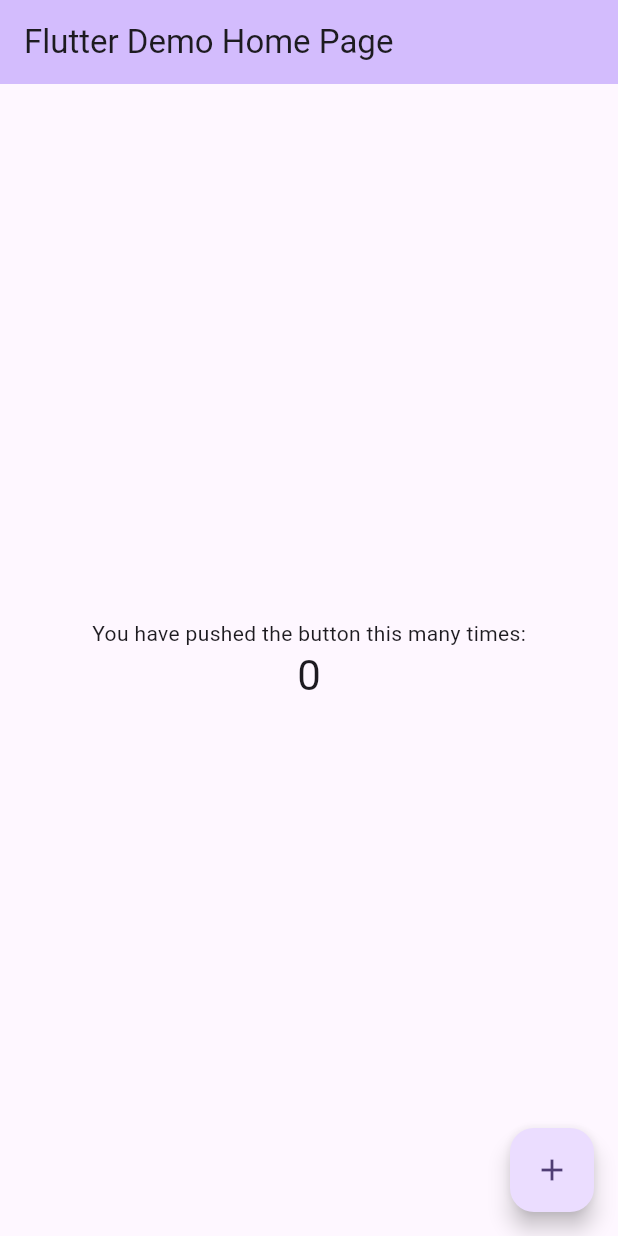
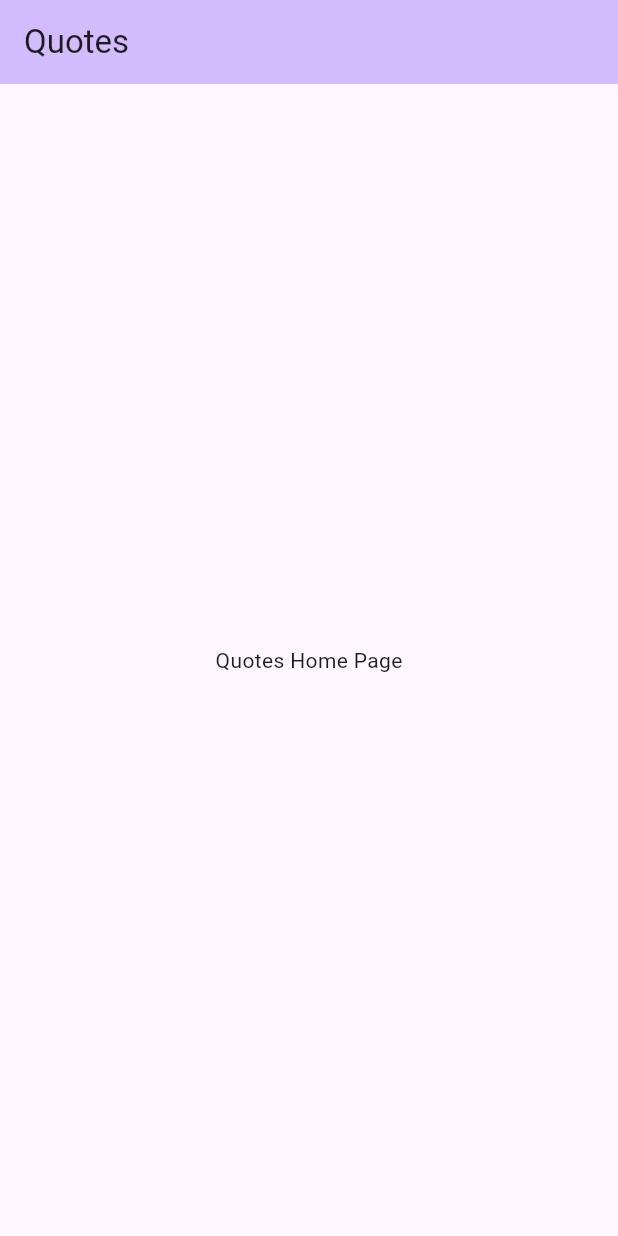
Before and after one commit to ppalancica/quotes_app, a Flutter app: the screen it shows after launch, on a phone screen of 412 x 824 dp. Run offline on Flutter 3.47's test engine with Material 3 defaults, Android fonts, the phone set to English and light mode, and no system bars; our stand-ins replace connectivity_plus.

Commit message:
Some refactoring and cleanups in main.dart and test file

```diff
--- a/lib/main.dart
+++ b/lib/main.dart
@@ -1,122 +1,51 @@
 import 'package:flutter/material.dart';
 
 void main() {
-  runApp(const MyApp());
+  runApp(const QuotesApp());
 }
 
-class MyApp extends StatelessWidget {
-  const MyApp({super.key});
+class QuotesApp extends StatelessWidget {
+  const QuotesApp({super.key});
 
   // This widget is the root of your application.
   @override
   Widget build(BuildContext context) {
     return MaterialApp(
-      title: 'Flutter Demo',
+      title: 'Quotes App Demo',
       theme: ThemeData(
-        // This is the theme of your application.
-        //
-        // TRY THIS: Try running your application with "flutter run". You'll see
-        // the application has a purple toolbar. Then, without quitting the app,
-        // try changing the seedColor in the colorScheme below to Colors.green
-        // and then invoke "hot reload" (save your changes or press the "hot
-        // reload" button in a Flutter-supported IDE, or press "r" if you used
-        // the command line to start the app).
-        //
-        // Notice that the counter didn't reset back to zero; the application
-        // state is not lost during the reload. To reset the state, use hot
-        // restart instead.
-        //
-        // This works for code too, not just values: Most code changes can be
-        // tested with just a hot reload.
         colorScheme: ColorScheme.fromSeed(seedColor: Colors.deepPurple),
       ),
-      home: const MyHomePage(title: 'Flutter Demo Home Page'),
+      home: const QuotesHomePage(title: 'Quotes'),
     );
   }
 }
 
-class MyHomePage extends StatefulWidget {
-  const MyHomePage({super.key, required this.title});
-
-  // This widget is the home page of your application. It is stateful, meaning
-  // that it has a State object (defined below) that contains fields that affect
-  // how it looks.
-
-  // This class is the configuration for the state. It holds the values (in this
-  // case the title) provided by the parent (in this case the App widget) and
-  // used by the build method of the State. Fields in a Widget subclass are
-  // always marked "final".
+class QuotesHomePage extends StatefulWidget {
+  const QuotesHomePage({super.key, required this.title});
 
   final String title;
 
   @override
-  State<MyHomePage> createState() => _MyHomePageState();
+  State<QuotesHomePage> createState() => _QuotesHomePageState();
 }
 
-class _MyHomePageState extends State<MyHomePage> {
-  int _counter = 0;
-
-  void _incrementCounter() {
-    setState(() {
-      // This call to setState tells the Flutter framework that something has
-      // changed in this State, which causes it to rerun the build method below
-      // so that the display can reflect the updated values. If we changed
-      // _counter without calling setState(), then the build method would not be
-      // called again, and so nothing would appear to happen.
-      _counter++;
-    });
-  }
+class _QuotesHomePageState extends State<QuotesHomePage> {
 
   @override
   Widget build(BuildContext context) {
-    // This method is rerun every time setState is called, for instance as done
-    // by the _incrementCounter method above.
-    //
-    // The Flutter framework has been optimized to make rerunning build methods
-    // fast, so that you can just rebuild anything that needs updating rather
-    // than having to individually change instances of widgets.
     return Scaffold(
       appBar: AppBar(
-        // TRY THIS: Try changing the color here to a specific color (to
-        // Colors.amber, perhaps?) and trigger a hot reload to see the AppBar
-        // change color while the other colors stay the same.
         backgroundColor: Theme.of(context).colorScheme.inversePrimary,
-        // Here we take the value from the MyHomePage object that was created by
-        // the App.build method, and use it to set our appbar title.
         title: Text(widget.title),
       ),
       body: Center(
-        // Center is a layout widget. It takes a single child and positions it
-        // in the middle of the parent.
         child: Column(
-          // Column is also a layout widget. It takes a list of children and
-          // arranges them vertically. By default, it sizes itself to fit its
-          // children horizontally, and tries to be as tall as its parent.
-          //
-          // Column has various properties to control how it sizes itself and
-          // how it positions its children. Here we use mainAxisAlignment to
-          // center the children vertically; the main axis here is the vertical
-          // axis because Columns are vertical (the cross axis would be
-          // horizontal).
-          //
-          // TRY THIS: Invoke "debug painting" (choose the "Toggle Debug Paint"
-          // action in the IDE, or press "p" in the console), to see the
-          // wireframe for each widget.
           mainAxisAlignment: MainAxisAlignment.center,
           children: <Widget>[
-            const Text('You have pushed the button this many times:'),
-            Text(
-              '$_counter',
-              style: Theme.of(context).textTheme.headlineMedium,
-            ),
+            Text("Quotes Home Page"),
           ],
         ),
-      ),
-      floatingActionButton: FloatingActionButton(
-        onPressed: _incrementCounter,
-        tooltip: 'Increment',
-        child: const Icon(Icons.add),
-      ), // This trailing comma makes auto-formatting nicer for build methods.
+      )
     );
   }
 }
```
Also changed, not shown: 1 other file.
